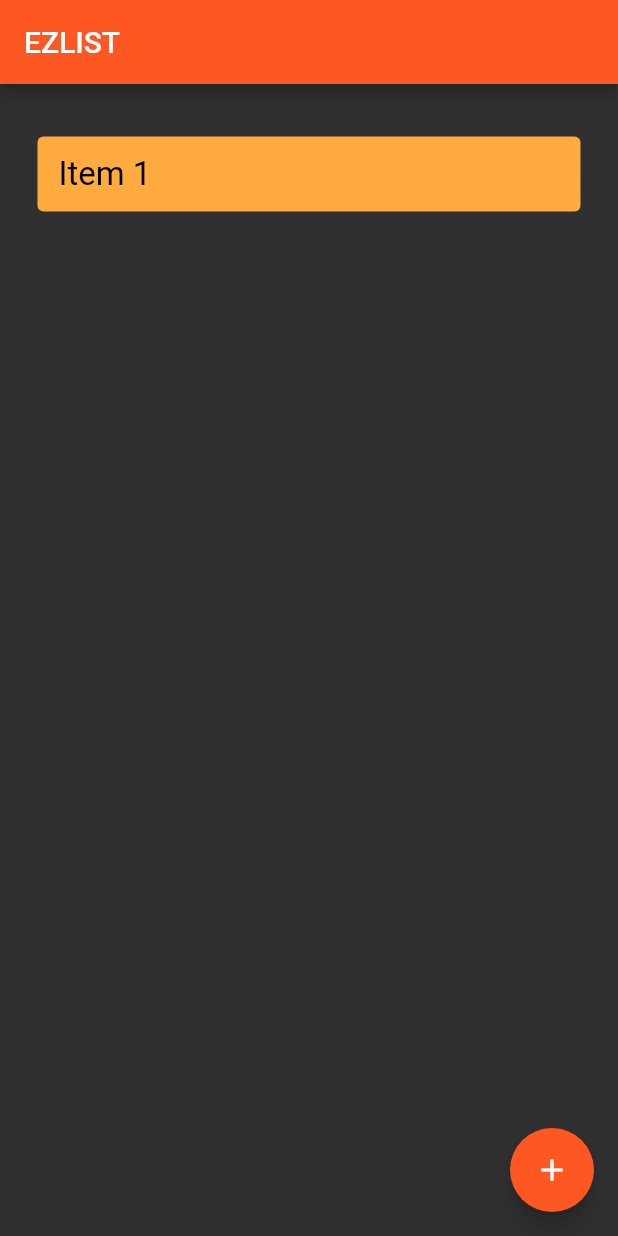
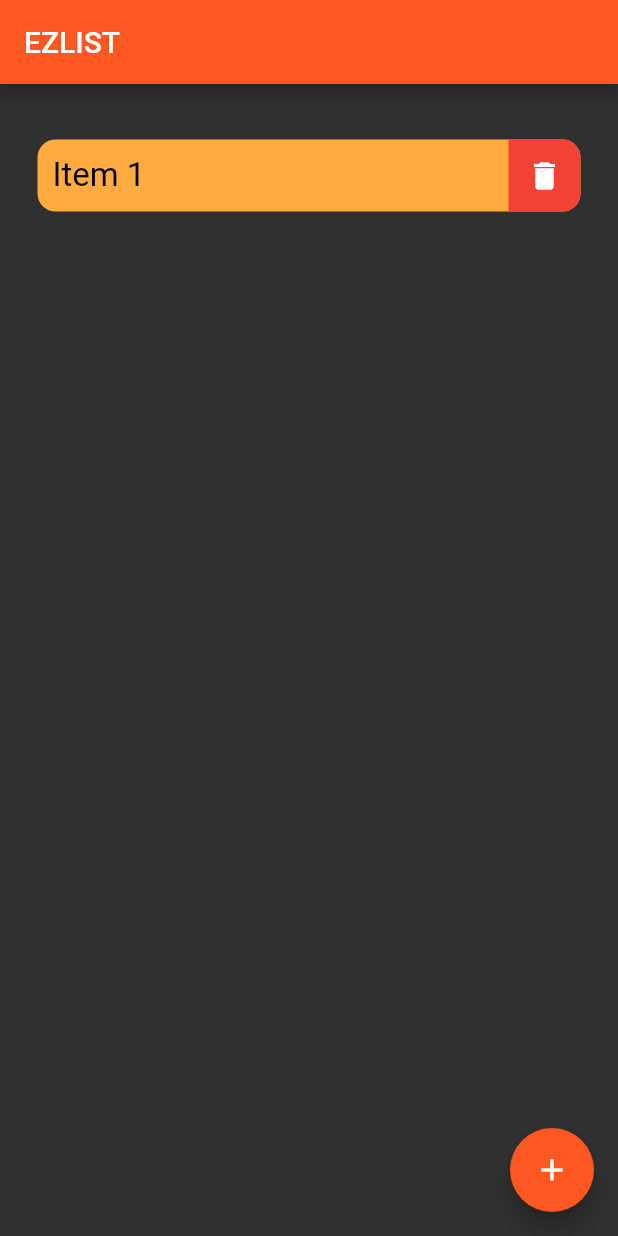
Before and after one commit to jaq-the-cat/ezlist, a Flutter app: the screen it shows after launch, after a tap on the "add" icon, on a phone screen of 412 x 824 dp. Run offline on Flutter 3.47's test engine with Material 2 defaults, Android fonts, the phone set to English and light mode, and no system bars.

Commit message:
delet button

```diff
--- a/lib/main.dart
+++ b/lib/main.dart
@@ -71,11 +71,18 @@ class Thingy extends StatelessWidget {
 
     @override
     Widget build(BuildContext context) {
-        return Row(
-            mainAxisSize: MainAxisSize.max,
-            children: [
-                Expanded(
-                    child: Container(
+        const double r = 12;
+        return Container(
+            margin: EdgeInsets.only(top: r),
+            decoration: BoxDecoration(
+                color: Colors.orangeAccent,
+                borderRadius: BorderRadius.circular(r),
+            ),
+            child: Row(
+                mainAxisAlignment: MainAxisAlignment.spaceBetween,
+                children: [
+                    Container(
+                        padding: EdgeInsets.all(r - 2),
                         child: Text(
                             content,
                             style: TextStyle(
@@ -84,15 +91,19 @@ class Thingy extends StatelessWidget {
                             ),
                         ),
                         alignment: Alignment.centerLeft,
-                        margin: EdgeInsets.only(top: 10),
-                        padding: EdgeInsets.fromLTRB(14, 12, 12, 12),
-                        decoration: BoxDecoration(
-                            color: Colors.orangeAccent,
-                            borderRadius: BorderRadius.circular(4),
-                        ),
                     ),
+                    Container(
+                            child: IconButton(
+                                onPressed: () {},
+                                icon: Icon(Icons.delete),
+                            ),
+                            decoration: BoxDecoration(
+                                color: Colors.red,
+                                borderRadius: BorderRadius.only(topRight: Radius.circular(r), bottomRight: Radius.circular(r)),
+                            ),
+                    ),
+                ]
             )
-        ]
         );
     }
 }
```
